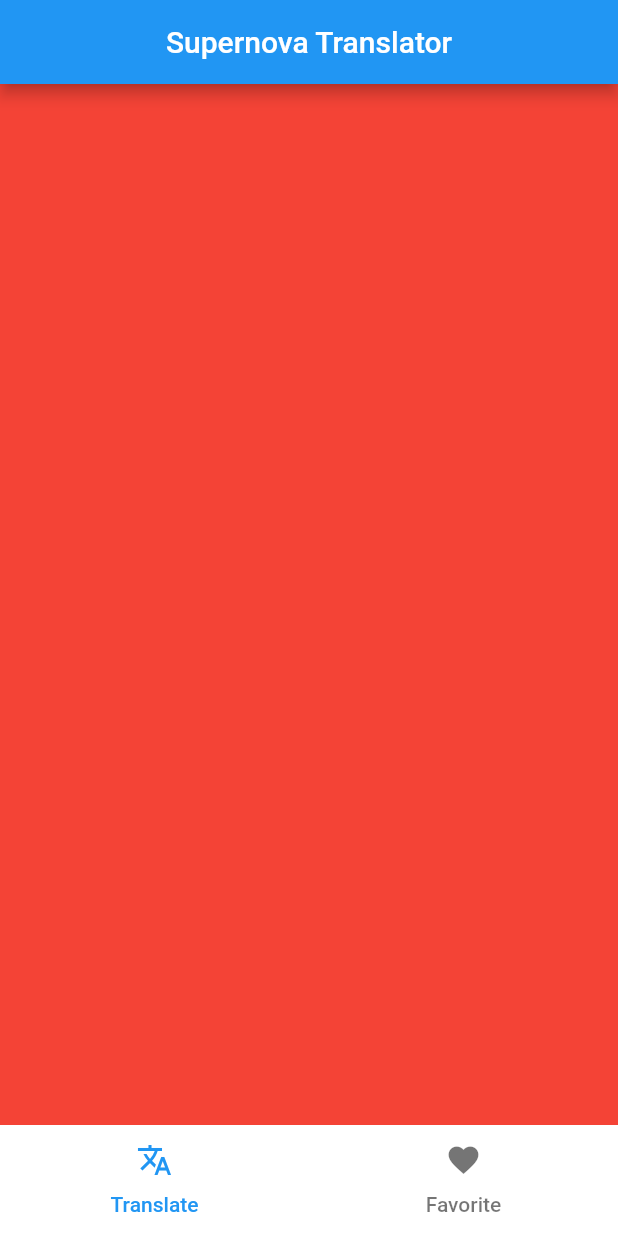
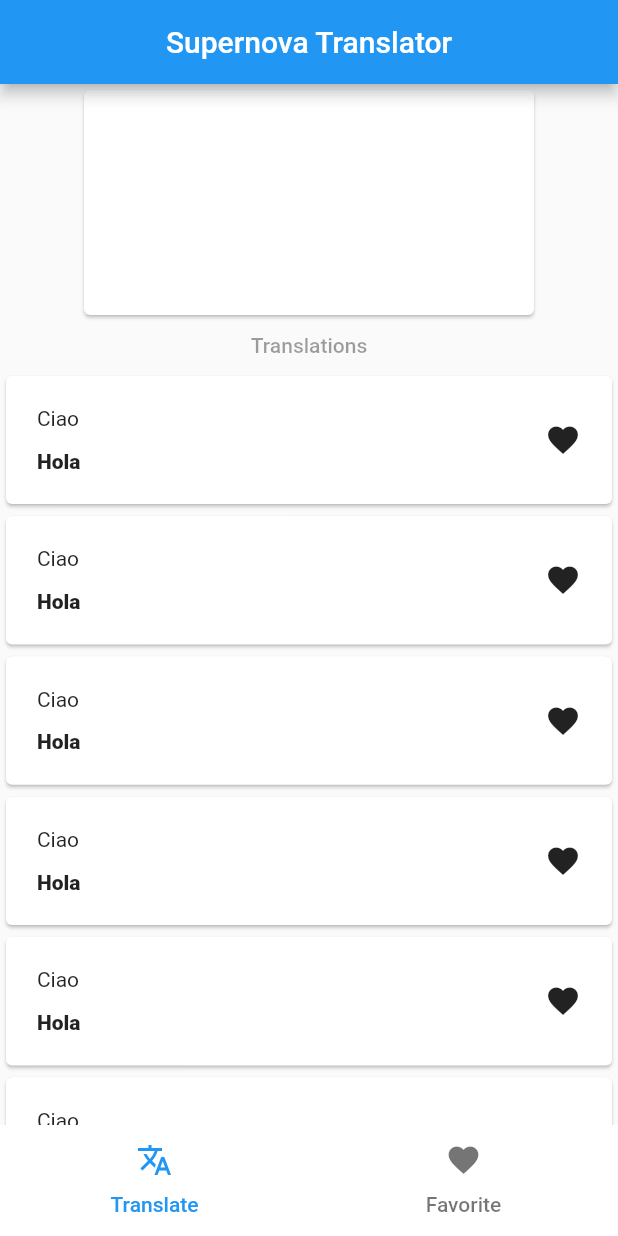
Before and after one commit to costa96/supernova_translator, a Flutter app: the screen it shows after launch, on a phone screen of 412 x 824 dp. Run offline on Flutter 3.47's test engine with Material 2 defaults, Android fonts, the light colour scheme and no system bars; our stand-ins replace chopper, equatable; generated files the repository leaves out were written again.

Commit message:
Basic UI for translate page with related widgets

```diff
--- a/lib/interface/pages/translate_page.dart
+++ b/lib/interface/pages/translate_page.dart
@@ -1,12 +1,25 @@
 import 'package:flutter/material.dart';
+import 'package:supernova_translator/interface/widgets/translator/input_translation.dart';
+import 'package:supernova_translator/interface/widgets/translator/translation_options.dart';
 
 class TranslatePage extends StatelessWidget {
   @override
   Widget build(BuildContext context) {
-    return Container(
-      width: 200,
-      height: 200,
-      color: Colors.red,
+    return Column(
+      children: [
+        InputTranslation(),
+        Padding(
+          padding: EdgeInsets.symmetric(
+              vertical: MediaQuery.of(context).size.width * 0.02),
+          child: Text(
+            'Translations',
+            style: TextStyle(
+                color: Theme.of(context).disabledColor,
+                fontWeight: FontWeight.w500),
+          ),
+        ),
+        Expanded(child: TranslationOptions())
+      ],
     );
   }
 }
--- a/lib/interface/screens/main_screen.dart
+++ b/lib/interface/screens/main_screen.dart
@@ -1,7 +1,6 @@
 import 'package:flutter/material.dart';
 import 'package:supernova_translator/interface/pages/favorite_page.dart';
 import 'package:supernova_translator/interface/pages/translate_page.dart';
-import 'package:supernova_translator/interface/widgets/translator/translator_body.dart';
 import 'package:supernova_translator/interface/widgets/translator/translator_bottom_bar.dart';
 import 'package:supernova_translator/models/translator_page.dart';
 
@@ -19,7 +18,9 @@ class MainScreen extends StatelessWidget {
         length: pages.length,
         child: Scaffold(
           appBar: _appBar(context),
-          body: TranslatorBody(pages: pages),
+          body: TabBarView(
+            children: pages.map<Widget>((e) => e.page).toList(),
+          ),
           bottomNavigationBar: TranslatorBottomBar(pages: pages),
         ));
   }
--- /dev/null
+++ b/lib/interface/widgets/translator/input_translation.dart
@@ -0,0 +1,13 @@
+import 'package:flutter/material.dart';
+
+class InputTranslation extends StatelessWidget {
+  @override
+  Widget build(BuildContext context) {
+    return Card(
+      child: Container(
+        height: 150,
+        width: 300,
+      ),
+    );
+  }
+}
--- /dev/null
+++ b/lib/interface/widgets/translator/translation_options.dart
@@ -0,0 +1,19 @@
+import 'package:flutter/material.dart';
+import 'package:supernova_translator/interface/widgets/translator/translation_card.dart';
+import 'package:supernova_translator/models/dto/language.dart';
+import 'package:supernova_translator/models/dto/translation.dart';
+
+class TranslationOptions extends StatelessWidget {
+  @override
+  Widget build(BuildContext context) {
+    return ListView(
+        shrinkWrap: true,
+        children: List.generate(
+            6,
+            (index) => TranslationCard(Translation(
+                startingText: "Ciao",
+                startingLanguage: Language(name: "Italian", iso: "it"),
+                finalLanguage: Language(name: "Romanian", iso: "ro"),
+                finalText: "Hola"))));
+  }
+}
--- a/lib/interface/widgets/translator/translator_body.dart
+++ /dev/null
@@ -1,16 +0,0 @@
-import 'package:flutter/material.dart';
-import 'package:supernova_translator/models/translator_page.dart';
-
-class TranslatorBody extends StatelessWidget {
-  TranslatorBody({this.pages})
-      : assert(pages != null && pages.length > 0,
-            'Pages are needed for this widget');
-  final List<TranslatorPage> pages;
-
-  @override
-  Widget build(BuildContext context) {
-    return TabBarView(
-      children: pages.map<Widget>((e) => e.page).toList(),
-    );
-  }
-}
```
